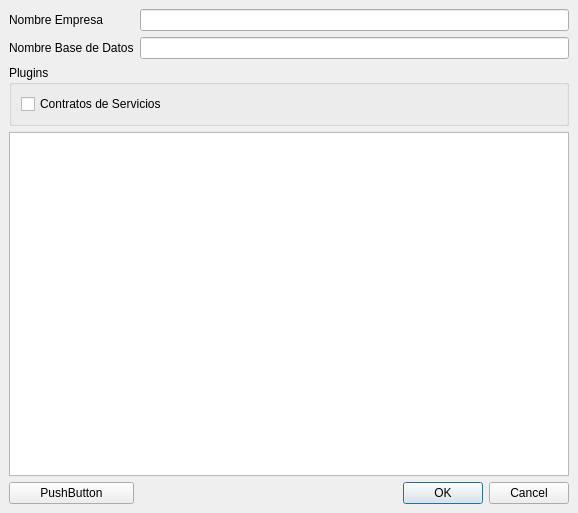
Qt form bulmages/bulmasetup/nuevafacturacionbase.ui (eboladev/Bulmages-1) before a commit.
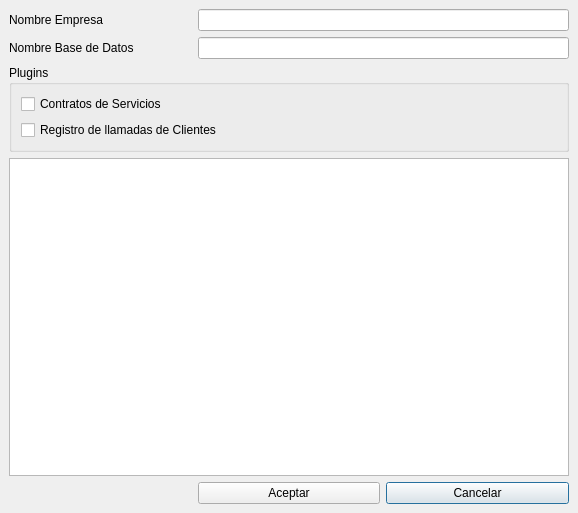
The same form after that commit. Icons and pictures are not drawn.

Patch:
```diff
--- a/bulmages/bulmasetup/nuevafacturacionbase.ui
+++ b/bulmages/bulmasetup/nuevafacturacionbase.ui
@@ -36,50 +36,7 @@
    <property name="spacing" >
     <number>6</number>
    </property>
-   <item row="4" column="1" >
-    <widget class="QDialogButtonBox" name="mui_botonera" >
-     <property name="orientation" >
-      <enum>Qt::Horizontal</enum>
-     </property>
-     <property name="standardButtons" >
-      <set>QDialogButtonBox::Cancel|QDialogButtonBox::NoButton|QDialogButtonBox::Ok</set>
-     </property>
-    </widget>
-   </item>
-   <item row="4" column="0" >
-    <widget class="QPushButton" name="mui_aceptar" >
-     <property name="text" >
-      <string>PushButton</string>
-     </property>
-    </widget>
-   </item>
-   <item row="1" column="1" >
-    <widget class="QLineEdit" name="mui_nomdb" />
-   </item>
-   <item row="1" column="0" >
-    <widget class="QLabel" name="label_2" >
-     <property name="text" >
-      <string>Nombre Base de Datos</string>
-     </property>
-     <property name="buddy" >
-      <cstring>mui_nomdb</cstring>
-     </property>
-    </widget>
-   </item>
-   <item row="0" column="0" >
-    <widget class="QLabel" name="label" >
-     <property name="text" >
-      <string>Nombre Empresa</string>
-     </property>
-     <property name="buddy" >
-      <cstring>mui_nomempresa</cstring>
-     </property>
-    </widget>
-   </item>
-   <item row="0" column="1" >
-    <widget class="QLineEdit" name="mui_nomempresa" />
-   </item>
-   <item row="2" column="0" colspan="2" >
+   <item row="2" column="0" colspan="3" >
     <widget class="QGroupBox" name="groupBox" >
      <property name="title" >
       <string>Plugins</string>
@@ -91,6 +48,13 @@
       <property name="spacing" >
        <number>6</number>
       </property>
+      <item row="1" column="0" >
+       <widget class="QCheckBox" name="mui_llamadas" >
+        <property name="text" >
+         <string>Registro de llamadas de Clientes</string>
+        </property>
+       </widget>
+      </item>
       <item row="0" column="0" >
        <widget class="QCheckBox" name="mui_contratos" >
         <property name="text" >
@@ -101,7 +65,47 @@
      </layout>
     </widget>
    </item>
-   <item row="3" column="0" colspan="2" >
+   <item row="1" column="1" colspan="2" >
+    <widget class="QLineEdit" name="mui_nomdb" />
+   </item>
+   <item row="1" column="0" >
+    <widget class="QLabel" name="label_2" >
+     <property name="text" >
+      <string>Nombre Base de Datos</string>
+     </property>
+     <property name="buddy" >
+      <cstring>mui_nomdb</cstring>
+     </property>
+    </widget>
+   </item>
+   <item row="0" column="0" >
+    <widget class="QLabel" name="label" >
+     <property name="text" >
+      <string>Nombre Empresa</string>
+     </property>
+     <property name="buddy" >
+      <cstring>mui_nomempresa</cstring>
+     </property>
+    </widget>
+   </item>
+   <item row="0" column="1" colspan="2" >
+    <widget class="QLineEdit" name="mui_nomempresa" />
+   </item>
+   <item row="4" column="2" >
+    <widget class="QPushButton" name="mui_cancelar" >
+     <property name="text" >
+      <string>Cancelar</string>
+     </property>
+    </widget>
+   </item>
+   <item row="4" column="1" >
+    <widget class="QPushButton" name="mui_aceptar" >
+     <property name="text" >
+      <string>Aceptar</string>
+     </property>
+    </widget>
+   </item>
+   <item row="3" column="0" colspan="3" >
     <widget class="QTextBrowser" name="mui_textBrowser" />
    </item>
   </layout>
```
Left out of the diff: 28 changed lines with no effect on the pictures.
